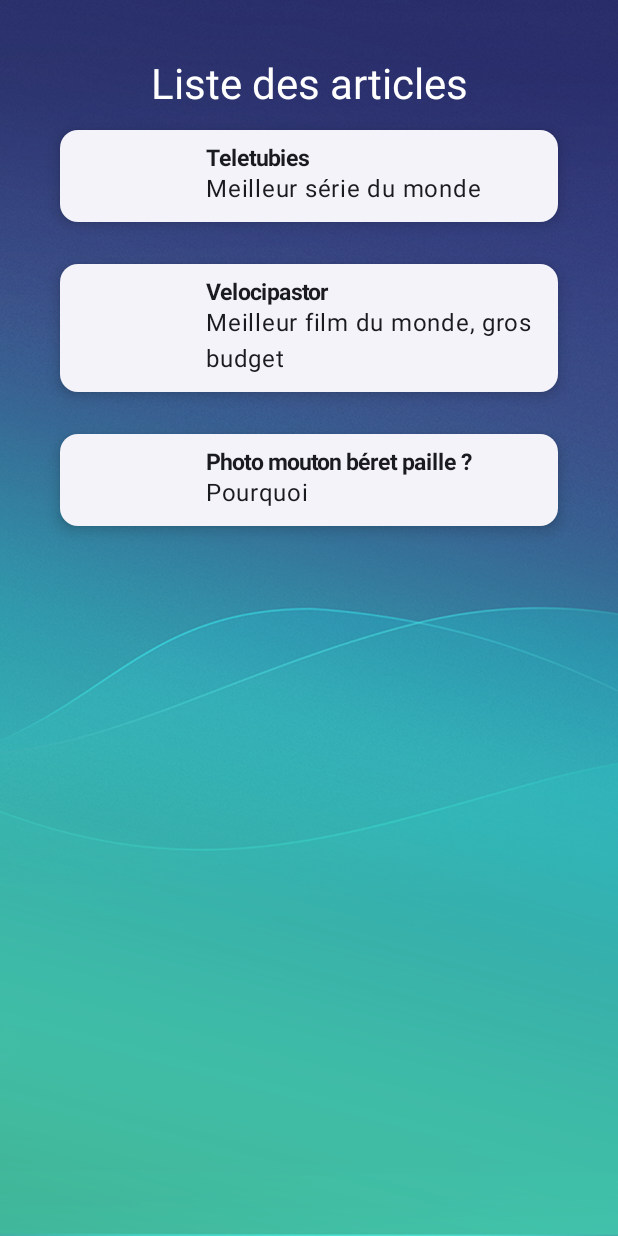
After one commit to Chocolaterie/AndroidTP_2311, an Android app built with Jetpack Compose: the ListArticleActivity screen opened directly, with no data from a screen before it, on a phone screen of 412 x 824 dp. The commit adds this screen. Run offline under Robolectric (Android 15) with nearby library versions, the phone set to English and light mode, and no system bars; pictures from the network do not load.

Commit message:
Correction tp 2

```diff
--- a/app/build.gradle.kts
+++ b/app/build.gradle.kts
@@ -56,4 +56,6 @@ dependencies {
     androidTestImplementation(libs.androidx.ui.test.junit4)
     debugImplementation(libs.androidx.ui.tooling)
     debugImplementation(libs.androidx.ui.test.manifest)
+
+    implementation("io.coil-kt:coil-compose:2.7.0")
 }
--- /dev/null
+++ b/app/src/main/java/com/example/tpfilrouge/article/Article.kt
@@ -0,0 +1,4 @@
+package com.example.tpfilrouge.article
+
+data class Article(var title : String, var desc : String, var imgPath : String) {
+}
--- /dev/null
+++ b/app/src/main/java/com/example/tpfilrouge/article/ListArticleActivity.kt
@@ -0,0 +1,93 @@
+package com.example.tpfilrouge.article
+
+import android.os.Bundle
+import androidx.activity.ComponentActivity
+import androidx.activity.compose.setContent
+import androidx.activity.enableEdgeToEdge
+import androidx.compose.foundation.Image
+import androidx.compose.foundation.layout.Column
+import androidx.compose.foundation.layout.Row
+import androidx.compose.foundation.layout.fillMaxWidth
+import androidx.compose.foundation.layout.padding
+import androidx.compose.foundation.layout.width
+import androidx.compose.foundation.lazy.LazyColumn
+import androidx.compose.foundation.lazy.items
+import androidx.compose.material3.CardDefaults
+import androidx.compose.material3.ElevatedCard
+import androidx.compose.material3.Text
+import androidx.compose.runtime.Composable
+import androidx.compose.ui.Alignment
+import androidx.compose.ui.Modifier
+import androidx.compose.ui.graphics.Color
+import androidx.compose.ui.res.painterResource
+import androidx.compose.ui.res.stringResource
+import androidx.compose.ui.text.TextStyle
+import androidx.compose.ui.text.font.FontWeight
+import androidx.compose.ui.text.style.TextAlign
+import androidx.compose.ui.tooling.preview.Preview
+import androidx.compose.ui.unit.dp
+import androidx.compose.ui.unit.sp
+import coil.compose.AsyncImage
+import com.example.tpfilrouge.R
+import com.example.tpfilrouge.ui.theme.EniPage
+
+class ListArticleActivity : ComponentActivity() {
+    override fun onCreate(savedInstanceState: Bundle?) {
+        super.onCreate(savedInstanceState)
+        enableEdgeToEdge()
+        setContent {
+            ListArticleActivityPage()
+        }
+    }
+}
+
+@Composable
+fun ListArticleActivityPage() {
+    var articles = listOf(
+      Article("Teletubies", "Meilleur série du monde", "https://avatar.iran.liara.run/public"),
+      Article("Velocipastor", "Meilleur film du monde, gros budget", "https://avatar.iran.liara.run/public"),
+      Article("Photo mouton béret paille ?", "Pourquoi", "https://avatar.iran.liara.run/public")
+    );
+
+    EniPage {
+        Column(
+            horizontalAlignment = Alignment.CenterHorizontally,
+            modifier = Modifier.padding(40.dp)
+        ) {
+            Text(text = stringResource(R.string.title_list_article_page),
+                modifier = Modifier.fillMaxWidth(),
+                textAlign = TextAlign.Center,
+                style = TextStyle(color = Color.White, fontSize = 28.sp))
+            LazyColumn {
+                items(articles) { article ->
+                    ElevatedCard(
+                        elevation = CardDefaults.cardElevation(defaultElevation = 6.dp),
+                        modifier = Modifier.fillMaxWidth().padding(vertical = 14.dp)
+                    ) {
+                        Row(modifier = Modifier.padding(10.dp)) {
+                            AsyncImage(
+                                model = article.imgPath,
+                                contentDescription = "",
+                                modifier = Modifier.width(82.dp).padding(horizontal = 5.dp),
+                                placeholder = painterResource(R.drawable.reset_password_ic),
+                                )
+                            Column(modifier = Modifier.padding(start = 5.dp)) {
+                                Text(article.title,
+                                    style = TextStyle(fontWeight = FontWeight.Bold, fontSize = 15.sp))
+                                Text(article.desc)
+                            }
+                        }
+                    }
+                }
+            }
+        }
+    }
+}
+
+@Preview(
+    showBackground = true,
+)
+@Composable
+fun ListArticleActivityPreview() {
+    ListArticleActivityPage()
+}
--- a/app/src/main/res/values/strings.xml
+++ b/app/src/main/res/values/strings.xml
@@ -9,4 +9,6 @@
     <string name="forget_password">I forget password</string>
     <string name="dont_account">Don\'t have any account ?</string>
     <string name="register_now">Register Now</string>
+    <string name="title_activity_list_article">ListArticleActivity</string>
+    <string name="title_list_article_page">Liste des articles</string>
 </resources>
```
Also changed, not shown: app/src/main/AndroidManifest.xml (+15 -6 lines), app/src/main/java/com/example/tpfilrouge/auth/LoginActivity.kt (renamed from app/src/main/java/com/example/tpfilrouge/LoginActivity.kt, +1 -20 lines), app/src/main/java/com/example/tpfilrouge/auth/ResetPasswordActivity.kt (renamed from app/src/main/java/com/example/tpfilrouge/ResetPasswordActivity.kt, +2 -10 lines), app/src/main/java/com/example/tpfilrouge/auth/SignUpActivity.kt (renamed from app/src/main/java/com/example/tpfilrouge/SignUpActivity.kt, +2 -10 lines).
